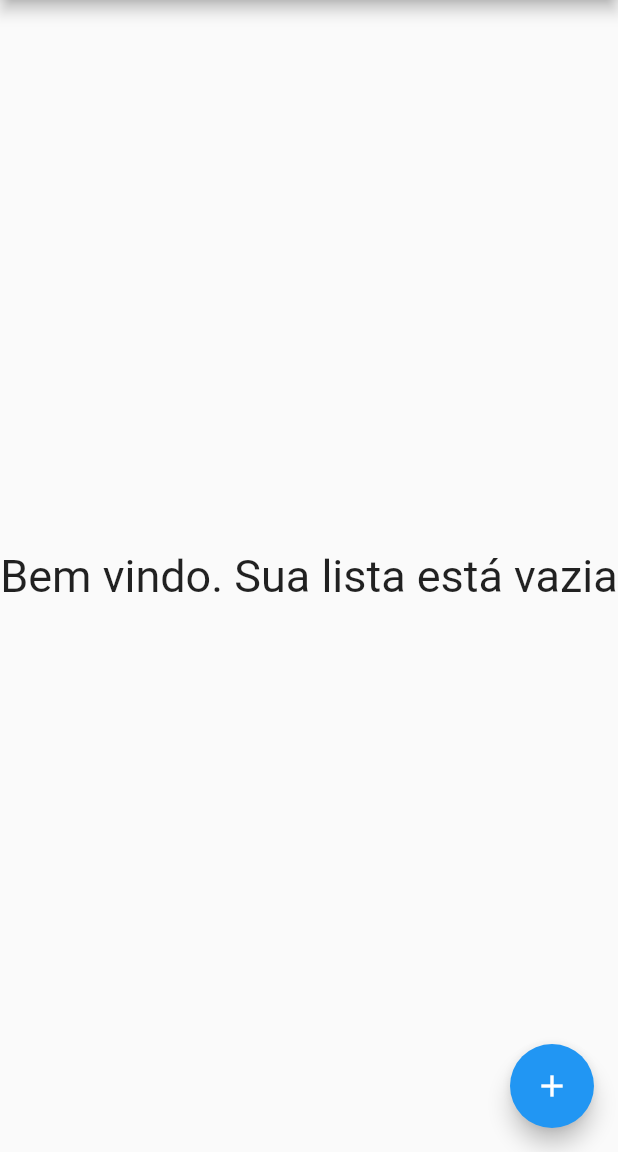
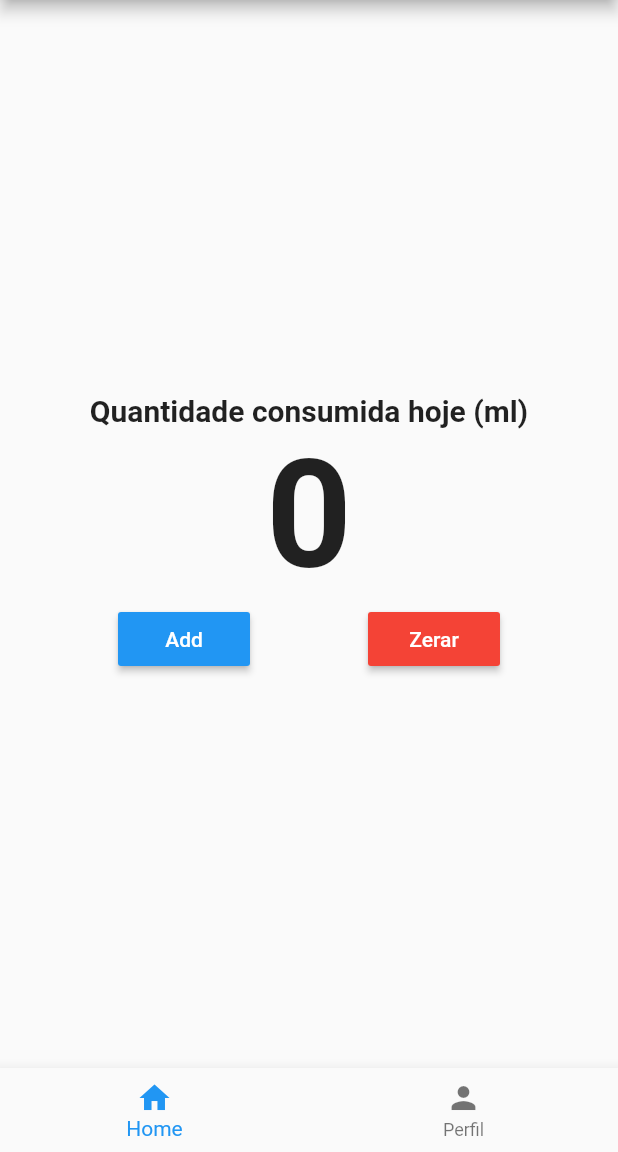
Before and after one commit to aguiar-renan/flutter-agua, a Flutter app: the HomePage screen opened directly, on a phone screen of 412 x 824 dp, the part 84-1236 px from its top. Run offline on Flutter 3.47's test engine with Material 2 defaults, Android fonts, the phone set to English and light mode, and no system bars; our stand-ins replace firebase_auth, firebase_database; accounts and stored records are empty.

Commit message:
Criação de botões

```diff
--- a/lib/pages/home_page.dart
+++ b/lib/pages/home_page.dart
@@ -1,3 +1,4 @@
+library bottom_navy_bar;
 import 'package:flutter/material.dart';
 import 'package:flutter_login_demo/services/authentication.dart';
 import 'package:firebase_database/firebase_database.dart';
@@ -25,6 +26,31 @@ class _HomePageState extends State<HomePage> {
   final _textEditingController = TextEditingController();
   StreamSubscription<Event> _onTodoAddedSubscription;
   StreamSubscription<Event> _onTodoChangedSubscription;
+
+  int _counter = 0;
+
+  void _incrementCounter() {
+    setState(() {
+      _counter = _counter + 100;
+    });
+  }
+
+  void _resetCounter() {
+    setState(() {
+      _counter = 0;
+    });
+
+    int _cIndex = 0;
+
+    void _incrementTab(index) {
+      setState(() {
+        _cIndex = index;
+      });
+    }
+
+  }
+
+
 
   Query _todoQuery;
 
@@ -199,6 +225,83 @@ class _HomePageState extends State<HomePage> {
     );
   }
 
+  @override
+  Widget build(BuildContext context) {
+    return new Scaffold(
+        appBar: new AppBar(
+          title: new Text('Hidrate-se'),
+          actions: <Widget>[
+            new FlatButton(
+                child: new Text('Sair',
+                    style: new TextStyle(fontSize: 17.0, color: Colors.white)),
+                onPressed: _signOut)
+          ],
+        ),
+        body: new Center(
+          child: new Column(
+            mainAxisAlignment: MainAxisAlignment.center,
+            children: <Widget>[
+              new Text(
+                'Quantidade consumida hoje (ml)',
+                style: new TextStyle(
+                  fontWeight: FontWeight.bold,
+                  fontSize: 20.0,
+                  fontFamily: 'Roboto',
+                ),
+              ),
+              new Text(
+                '$_counter',
+                style: new TextStyle(
+                  fontWeight: FontWeight.bold,
+                  fontSize: 100.0,
+                  fontFamily: 'Roboto',
+                ),
+              ),
+              new Row(
+                mainAxisAlignment: MainAxisAlignment.spaceEvenly,
+                children: <Widget>[
+                  new RaisedButton(
+                    padding: const EdgeInsets.all(8.0),
+                    textColor: Colors.white,
+                    color: Colors.blue,
+                    onPressed: _incrementCounter,
+                    child: new Text("Add"),
+                  ),
+                  new RaisedButton(
+                    onPressed: _resetCounter,
+                    textColor: Colors.white,
+                    color: Colors.red,
+                    padding: const EdgeInsets.all(8.0),
+                    child: new Text(
+                      "Zerar",
+                    ),
+                  ),
+                ],
+              )
+            ],
+          ),
+
+        ),
+      bottomNavigationBar: BottomNavigationBar(
+      currentIndex: 0, // this will be set when a new tab is tapped
+      items: [
+        BottomNavigationBarItem(
+          icon: new Icon(Icons.home),
+          title: new Text('Home'),
+        ),
+        BottomNavigationBarItem(
+            icon: Icon(Icons.person),
+            title: Text('Perfil'),
+        )
+      ],
+    )
+    );
+
+    return null;
+  }
+
+
+  /*
   Widget _showTodoList() {
     if (_todoList.length > 0) {
       return ListView.builder(
@@ -241,6 +344,8 @@ class _HomePageState extends State<HomePage> {
     }
   }
 
+
+
   @override
   Widget build(BuildContext context) {
     return new Scaffold(
@@ -253,7 +358,7 @@ class _HomePageState extends State<HomePage> {
                 onPressed: _signOut)
           ],
         ),
-        body: _showTodoList(),
+        //body: _showTodoList(),
         floatingActionButton: FloatingActionButton(
           onPressed: () {
             _showDialog(context);
@@ -263,4 +368,6 @@ class _HomePageState extends State<HomePage> {
         )
     );
   }
+
+  */
 }
```
